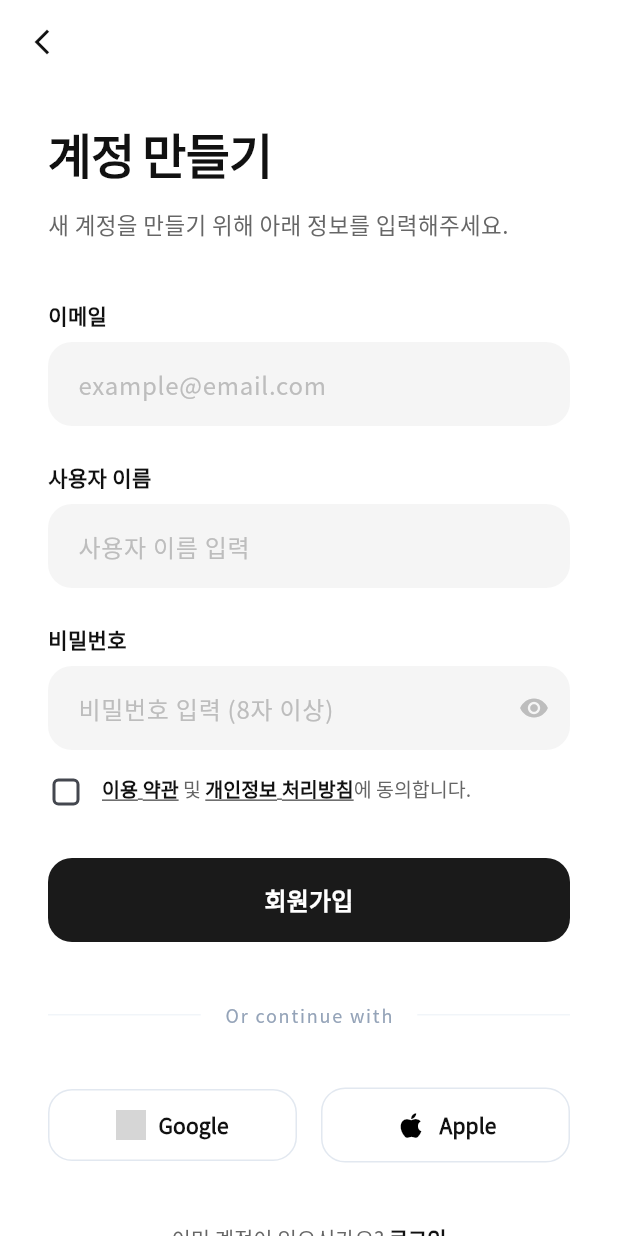
After one commit to NADEA-Field-Project/flutter, a Flutter app: the SignUpScreen screen opened directly, on a phone screen of 412 x 824 dp. The commit adds this screen. Run offline on Flutter 3.47's test engine with Material 3 defaults, Android fonts, the phone set to English and light mode, and no system bars; our stand-ins replace google_fonts; network calls fail; grey boxes are pictures that could not be loaded.

Commit message:
Add SignUp screen and link from Login screen

```diff
--- a/lib/login_screen.dart
+++ b/lib/login_screen.dart
@@ -1,5 +1,6 @@
 import 'package:flutter/material.dart';
 import 'package:google_fonts/google_fonts.dart';
+import 'signup_screen.dart';
 
 class LoginScreen extends StatefulWidget {
   const LoginScreen({super.key});
@@ -306,6 +307,15 @@ class _LoginScreenState extends State<LoginScreen> {
                 const SizedBox(height: 48),
                 // Bottom Text
                 Center(
+                  child: GestureDetector(
+                    onTap: () {
+                      Navigator.push(
+                        context,
+                        MaterialPageRoute(
+                          builder: (context) => const SignUpScreen(),
+                        ),
+                      );
+                    },
                     child: RichText(
                       text: TextSpan(
                         text: "Don't have an account? ",
@@ -326,6 +336,7 @@ class _LoginScreenState extends State<LoginScreen> {
                       ),
                     ),
                   ),
+                ),
                 const SizedBox(height: 20),
               ],
             ),
--- /dev/null
+++ b/lib/signup_screen.dart
@@ -0,0 +1,399 @@
+import 'package:flutter/material.dart';
+import 'package:google_fonts/google_fonts.dart';
+
+class SignUpScreen extends StatefulWidget {
+  const SignUpScreen({super.key});
+
+  @override
+  State<SignUpScreen> createState() => _SignUpScreenState();
+}
+
+class _SignUpScreenState extends State<SignUpScreen> {
+  bool _obscurePassword = true;
+  bool _agreeToTerms = false;
+
+  @override
+  Widget build(BuildContext context) {
+    return Scaffold(
+      backgroundColor: Colors.white,
+      appBar: AppBar(
+        backgroundColor: Colors.white.withOpacity(0.9),
+        elevation: 0,
+        scrolledUnderElevation: 0,
+        leading: IconButton(
+          onPressed: () => Navigator.pop(context),
+          icon: const Icon(
+            Icons.arrow_back_ios_new,
+            color: Color(0xFF111111),
+            size: 20,
+          ),
+        ),
+      ),
+      body: SafeArea(
+        child: SingleChildScrollView(
+          child: Padding(
+            padding: const EdgeInsets.symmetric(
+              horizontal: 32.0,
+              vertical: 16.0,
+            ),
+            child: Column(
+              crossAxisAlignment: CrossAxisAlignment.start,
+              children: [
+                const SizedBox(height: 8),
+                Text(
+                  '계정 만들기',
+                  style: GoogleFonts.plusJakartaSans(
+                    fontSize: 32,
+                    fontWeight: FontWeight.bold,
+                    color: const Color(0xFF111111),
+                    letterSpacing: -0.5,
+                  ),
+                ),
+                const SizedBox(height: 12),
+                Text(
+                  '새 계정을 만들기 위해 아래 정보를 입력해주세요.',
+                  style: GoogleFonts.notoSansKr(
+                    fontSize: 15,
+                    color: const Color(0xFF666666),
+                    height: 1.5,
+                  ),
+                ),
+                const SizedBox(height: 40),
+                // Email Field
+                Column(
+                  crossAxisAlignment: CrossAxisAlignment.start,
+                  children: [
+                    Text(
+                      '이메일',
+                      style: GoogleFonts.notoSansKr(
+                        fontSize: 14,
+                        fontWeight: FontWeight.w600,
+                        color: const Color(0xFF111111),
+                      ),
+                    ),
+                    const SizedBox(height: 8),
+                    Container(
+                      decoration: BoxDecoration(
+                        color: const Color(0xFFF5F5F5),
+                        borderRadius: BorderRadius.circular(16),
+                      ),
+                      child: TextFormField(
+                        decoration: InputDecoration(
+                          hintText: 'example@email.com',
+                          hintStyle: GoogleFonts.notoSansKr(
+                            color: Colors.grey[400],
+                          ),
+                          contentPadding: const EdgeInsets.symmetric(
+                            horizontal: 20,
+                            vertical: 16,
+                          ),
+                          border: InputBorder.none,
+                          focusedBorder: OutlineInputBorder(
+                            borderRadius: BorderRadius.circular(16),
+                            borderSide: const BorderSide(
+                              color: Colors.black,
+                              width: 2,
+                            ),
+                          ),
+                        ),
+                      ),
+                    ),
+                  ],
+                ),
+                const SizedBox(height: 24),
+                // Username Field
+                Column(
+                  crossAxisAlignment: CrossAxisAlignment.start,
+                  children: [
+                    Text(
+                      '사용자 이름',
+                      style: GoogleFonts.notoSansKr(
+                        fontSize: 14,
+                        fontWeight: FontWeight.w600,
+                        color: const Color(0xFF111111),
+                      ),
+                    ),
+                    const SizedBox(height: 8),
+                    Container(
+                      decoration: BoxDecoration(
+                        color: const Color(0xFFF5F5F5),
+                        borderRadius: BorderRadius.circular(16),
+                      ),
+                      child: TextFormField(
+                        decoration: InputDecoration(
+                          hintText: '사용자 이름 입력',
+                          hintStyle: GoogleFonts.notoSansKr(
+                            color: Colors.grey[400],
+                          ),
+                          contentPadding: const EdgeInsets.symmetric(
+                            horizontal: 20,
+                            vertical: 16,
+                          ),
+                          border: InputBorder.none,
+                          focusedBorder: OutlineInputBorder(
+                            borderRadius: BorderRadius.circular(16),
+                            borderSide: const BorderSide(
+                              color: Colors.black,
+                              width: 2,
+                            ),
+                          ),
+                        ),
+                      ),
+                    ),
+                  ],
+                ),
+                const SizedBox(height: 24),
+                // Password Field
+                Column(
+                  crossAxisAlignment: CrossAxisAlignment.start,
+                  children: [
+                    Text(
+                      '비밀번호',
+                      style: GoogleFonts.notoSansKr(
+                        fontSize: 14,
+                        fontWeight: FontWeight.w600,
+                        color: const Color(0xFF111111),
+                      ),
+                    ),
+                    const SizedBox(height: 8),
+                    Container(
+                      decoration: BoxDecoration(
+                        color: const Color(0xFFF5F5F5),
+                        borderRadius: BorderRadius.circular(16),
+                      ),
+                      child: TextFormField(
+                        obscureText: _obscurePassword,
+                        decoration: InputDecoration(
+                          hintText: '비밀번호 입력 (8자 이상)',
+                          hintStyle: GoogleFonts.notoSansKr(
+                            color: Colors.grey[400],
+                          ),
+                          contentPadding: const EdgeInsets.symmetric(
+                            horizontal: 20,
+                            vertical: 16,
+                          ),
+                          border: InputBorder.none,
+                          focusedBorder: OutlineInputBorder(
+                            borderRadius: BorderRadius.circular(16),
+                            borderSide: const BorderSide(
+                              color: Colors.black,
+                              width: 2,
+                            ),
+                          ),
+                          suffixIcon: IconButton(
+                            onPressed:
+                                () => setState(
+                                  () => _obscurePassword = !_obscurePassword,
+                                ),
+                            icon: Icon(
+                              _obscurePassword
+                                  ? Icons.visibility
+                                  : Icons.visibility_off,
+                              color: Colors.grey[400],
+                              size: 20,
+                            ),
+                          ),
+                        ),
+                      ),
+                    ),
+                  ],
+                ),
+                const SizedBox(height: 16),
+                // Terms Checkbox
+                Row(
+                  crossAxisAlignment: CrossAxisAlignment.start,
+                  children: [
+                    SizedBox(
+                      height: 24,
+                      width: 24,
+                      child: Checkbox(
+                        value: _agreeToTerms,
+                        onChanged:
+                            (value) => setState(() => _agreeToTerms = value!),
+                        activeColor: const Color(0xFF1A1A1A),
+                        shape: RoundedRectangleBorder(
+                          borderRadius: BorderRadius.circular(4),
+                        ),
+                      ),
+                    ),
+                    const SizedBox(width: 12),
+                    Expanded(
+                      child: RichText(
+                        text: TextSpan(
+                          style: GoogleFonts.notoSansKr(
+                            fontSize: 13,
+                            color: const Color(0xFF666666),
+                            height: 1.5,
+                          ),
+                          children: const [
+                            TextSpan(
+                              text: '이용 약관',
+                              style: TextStyle(
+                                color: Color(0xFF111111),
+                                fontWeight: FontWeight.bold,
+                                decoration: TextDecoration.underline,
+                              ),
+                            ),
+                            TextSpan(text: ' 및 '),
+                            TextSpan(
+                              text: '개인정보 처리방침',
+                              style: TextStyle(
+                                color: Color(0xFF111111),
+                                fontWeight: FontWeight.bold,
+                                decoration: TextDecoration.underline,
+                              ),
+                            ),
+                            TextSpan(text: '에 동의합니다.'),
+                          ],
+                        ),
+                      ),
+                    ),
+                  ],
+                ),
+                const SizedBox(height: 32),
+                // Sign Up Button
+                SizedBox(
+                  width: double.infinity,
+                  height: 56,
+                  child: ElevatedButton(
+                    onPressed: () {},
+                    style: ElevatedButton.styleFrom(
+                      backgroundColor: const Color(0xFF1A1A1A),
+                      foregroundColor: Colors.white,
+                      shape: RoundedRectangleBorder(
+                        borderRadius: BorderRadius.circular(16),
+                      ),
+                      elevation: 0,
+                    ),
+                    child: Text(
+                      '회원가입',
+                      style: GoogleFonts.notoSansKr(
+                        fontSize: 16,
+                        fontWeight: FontWeight.bold,
+                      ),
+                    ),
+                  ),
+                ),
+                const SizedBox(height: 40),
+                // Divider
+                Row(
+                  children: [
+                    const Expanded(child: Divider(color: Color(0xFFF1F5F9))),
+                    Padding(
+                      padding: const EdgeInsets.symmetric(horizontal: 16),
+                      child: Text(
+                        'Or continue with',
+                        style: GoogleFonts.notoSansKr(
+                          fontSize: 12,
+                          fontWeight: FontWeight.w500,
+                          color: const Color(0xFF94A3B8),
+                          letterSpacing: 1.2,
+                        ),
+                      ),
+                    ),
+                    const Expanded(child: Divider(color: Color(0xFFF1F5F9))),
+                  ],
+                ),
+                const SizedBox(height: 40),
+                // Social Buttons
+                Row(
+                  children: [
+                    Expanded(
+                      child: OutlinedButton(
+                        onPressed: () {},
+                        style: OutlinedButton.styleFrom(
+                          padding: const EdgeInsets.symmetric(vertical: 14),
+                          side: const BorderSide(color: Color(0xFFE2E8F0)),
+                          shape: RoundedRectangleBorder(
+                            borderRadius: BorderRadius.circular(16),
+                          ),
+                        ),
+                        child: Row(
+                          mainAxisAlignment: MainAxisAlignment.center,
+                          children: [
+                            Image.network(
+                              'https://upload.wikimedia.org/wikipedia/commons/thumb/c/c1/Google_%22G%22_logo.svg/1200px-Google_%22G%22_logo.svg.png',
+                              height: 20,
+                            ),
+                            const SizedBox(width: 8),
+                            Text(
+                              'Google',
+                              style: GoogleFonts.notoSansKr(
+                                fontSize: 14,
+                                fontWeight: FontWeight.bold,
+                                color: const Color(0xFF111111),
+                              ),
+                            ),
+                          ],
+                        ),
+                      ),
+                    ),
+                    const SizedBox(width: 16),
+                    Expanded(
+                      child: OutlinedButton(
+                        onPressed: () {},
+                        style: OutlinedButton.styleFrom(
+                          padding: const EdgeInsets.symmetric(vertical: 14),
+                          side: const BorderSide(color: Color(0xFFE2E8F0)),
+                          shape: RoundedRectangleBorder(
+                            borderRadius: BorderRadius.circular(16),
+                          ),
+                        ),
+                        child: Row(
+                          mainAxisAlignment: MainAxisAlignment.center,
+                          children: [
+                            const Icon(
+                              Icons.apple,
+                              color: Colors.black,
+                              size: 22,
+                            ),
+                            const SizedBox(width: 8),
+                            Text(
+                              'Apple',
+                              style: GoogleFonts.notoSansKr(
+                                fontSize: 14,
+                                fontWeight: FontWeight.bold,
+                                color: const Color(0xFF111111),
+                              ),
+                            ),
+                          ],
+                        ),
+                      ),
+                    ),
+                  ],
+                ),
+                const SizedBox(height: 40),
+                // Bottom Text
+                Center(
+                  child: GestureDetector(
+                    onTap: () => Navigator.pop(context),
+                    child: RichText(
+                      text: TextSpan(
+                        text: "이미 계정이 있으신가요? ",
+                        style: GoogleFonts.notoSansKr(
+                          color: const Color(0xFF666666),
+                          fontSize: 14,
+                          fontWeight: FontWeight.w500,
+                        ),
+                        children: [
+                          TextSpan(
+                            text: '로그인',
+                            style: GoogleFonts.notoSansKr(
+                              color: const Color(0xFF111111),
+                              fontWeight: FontWeight.bold,
+                            ),
+                          ),
+                        ],
+                      ),
+                    ),
+                  ),
+                ),
+                const SizedBox(height: 20),
+              ],
+            ),
+          ),
+        ),
+      ),
+    );
+  }
+}
```
Also changed, not shown: 3 other files. Lines whose indentation alone changed are shown as unchanged.
